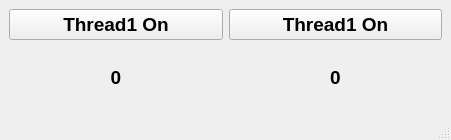
Before: the Qt Designer form QT_Concurrent_Thread/06_QThread_GUI/mainwindow.ui in DamianPodrazaCode/QT_code, drawn with Qt 5.
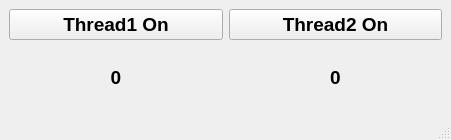
After: the same form once the commit is applied.

```diff
--- a/QT_Concurrent_Thread/06_QThread_GUI/mainwindow.ui
+++ b/QT_Concurrent_Thread/06_QThread_GUI/mainwindow.ui
@@ -42,7 +42,7 @@
          </font>
         </property>
         <property name="text">
-         <string>Thread1 On</string>
+         <string>Thread2 On</string>
         </property>
         <property name="checkable">
          <bool>true</bool>
```
